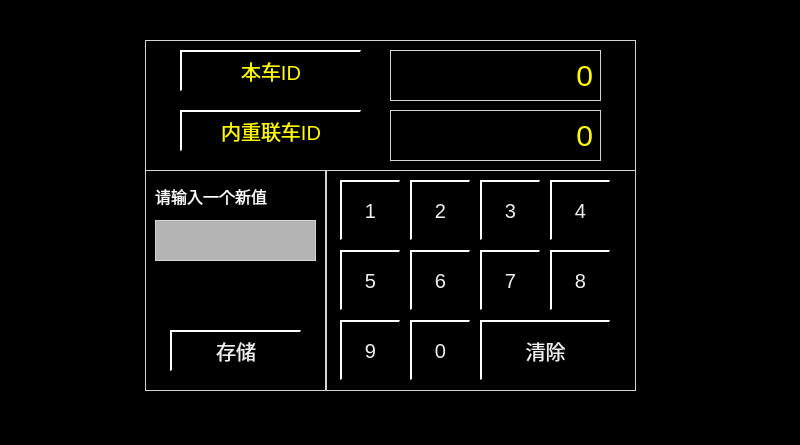
Before: the Qt Designer form datainputidpage.ui in mayue-crrc/Loco8, drawn with Qt 5.
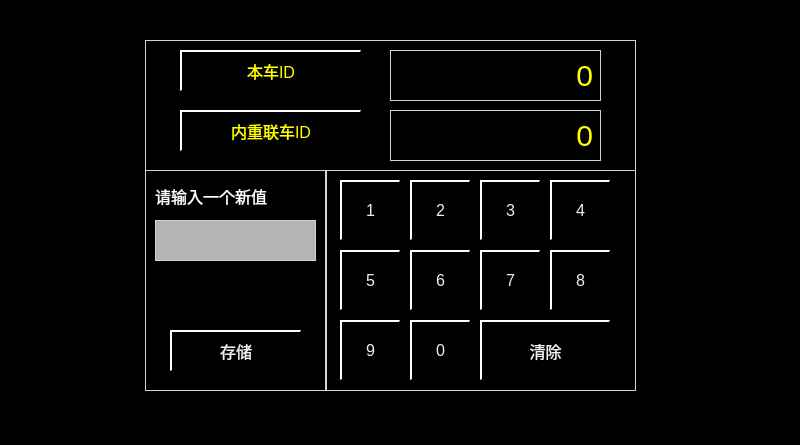
After: the same form once the commit is applied.

The edit to the form file:
```diff
--- a/datainputidpage.ui
+++ b/datainputidpage.ui
@@ -27,7 +27,7 @@
 
 QPushButton
 {
-	font:20px;
+	font:16px;
     color: rgb(240,240,240);
 	background-color: rgb(0, 0, 0);
 	border-top: 2px solid white;	
@@ -160,7 +160,7 @@
     </rect>
    </property>
    <property name="styleSheet">
-    <string notr="true">font:20px;</string>
+    <string notr="true"/>
    </property>
    <property name="text">
     <string>存储</string>
@@ -292,8 +292,7 @@
     </rect>
    </property>
    <property name="styleSheet">
-    <string notr="true">font:20px;
-color:yellow;</string>
+    <string notr="true">color:yellow;</string>
    </property>
    <property name="text">
     <string>本车ID</string>
@@ -309,8 +308,7 @@
     </rect>
    </property>
    <property name="styleSheet">
-    <string notr="true">font:20px;
-color:yellow;</string>
+    <string notr="true">color:yellow;</string>
    </property>
    <property name="text">
     <string>内重联车ID</string>
```
